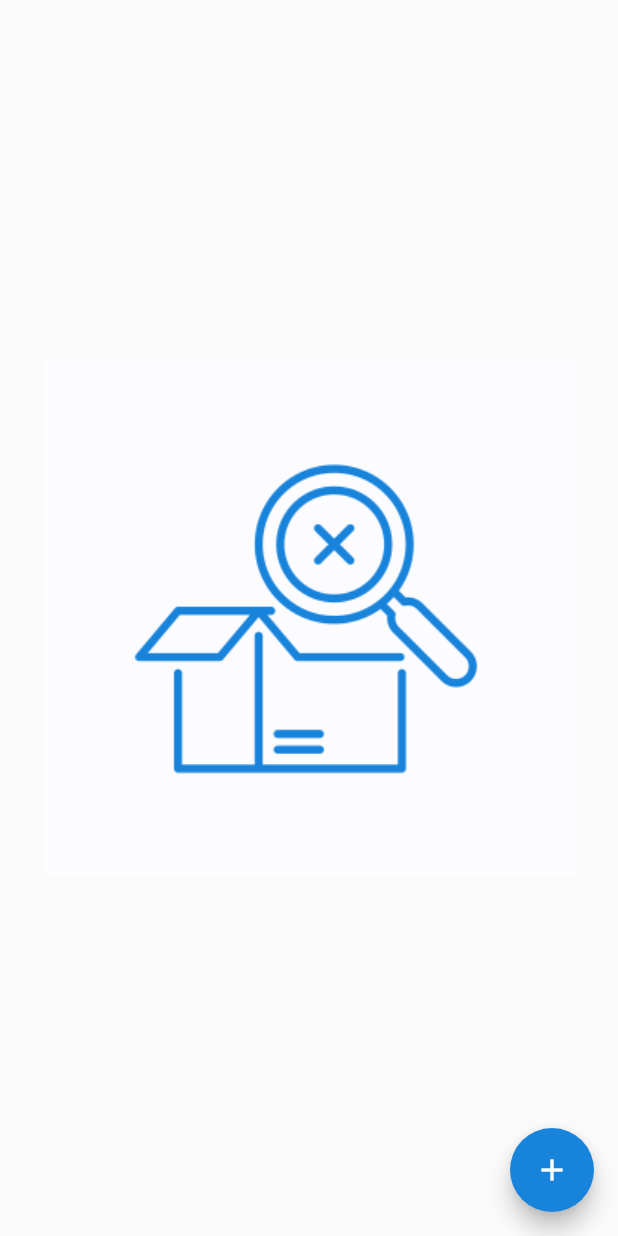
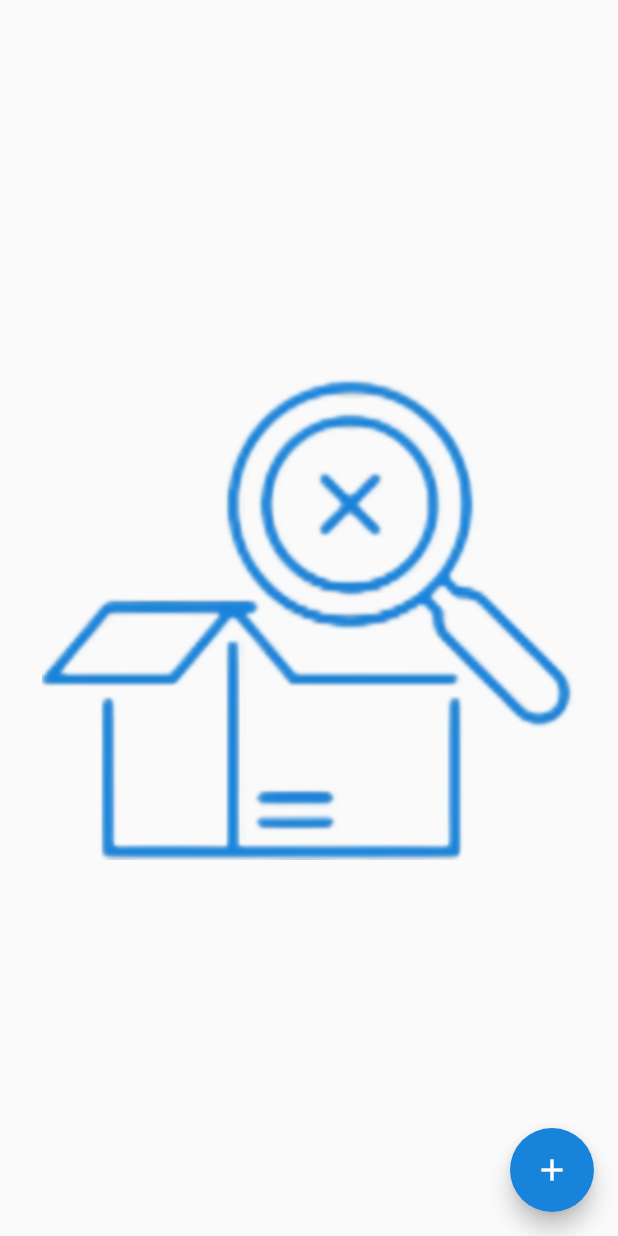
Before and after one commit to ghofran-altajory/alarm_app, a Flutter app: the HomeScreen screen opened directly, on a phone screen of 412 x 824 dp. Run offline on Flutter 3.47's test engine with Material 3 defaults, Android fonts, the phone set to English and light mode, and no system bars; our stand-ins replace cloud_firestore, firebase_auth, firebase_core, google_fonts, image_picker; missing offline and left inert: image_picker_platform_interface; accounts and stored records are empty.

Commit message:
الصوررررررة

```diff
--- a/lib/screens/home_screen.dart
+++ b/lib/screens/home_screen.dart
@@ -491,7 +491,7 @@ class _HomeScreenState extends State<HomeScreen> {
                 data = snapshot.data ?? [];
 
                 return data.isEmpty
-                    ? Center(child: Image.asset("assets/s_box.png"))
+                    ? Center(child: Image.asset("assets/unfound.png"))
                     : Padding(
                         padding: const EdgeInsets.symmetric(
                             horizontal: 15, vertical: 20),
```
Also changed, not shown: assets/unfound.png (added).
